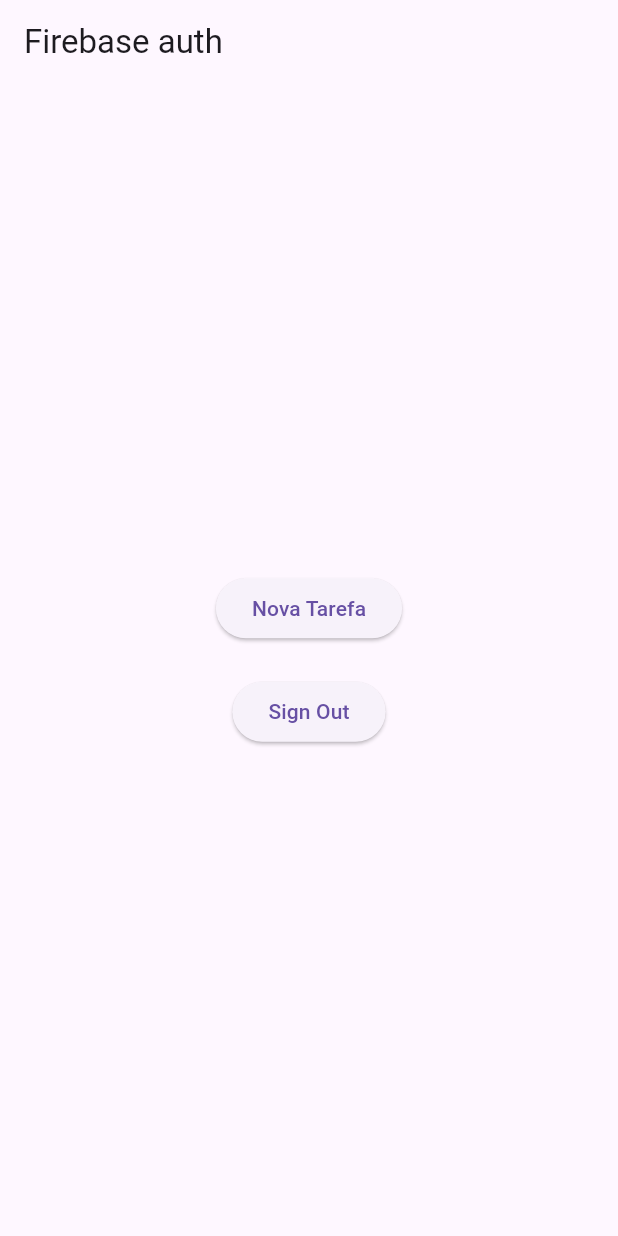
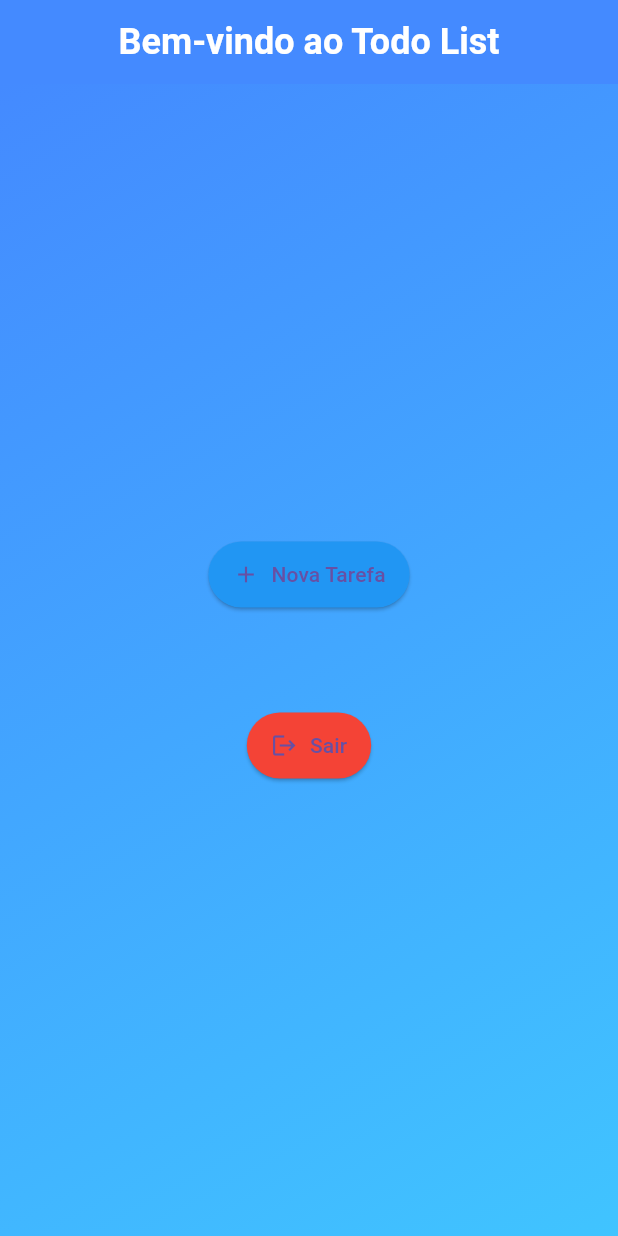
Before and after one commit to LucasCastilho7/todo-list-app, a Flutter app: the screen it shows once a user with an empty profile is signed in, on a phone screen of 412 x 824 dp. Run offline on Flutter 3.47's test engine with Material 3 defaults, Android fonts, the phone set to English and light mode, and no system bars; our stand-ins replace firebase_auth, firebase_core; accounts and stored records are empty.

Commit message:
mensagem commmit

```diff
--- a/analysis_options.yaml
+++ b/analysis_options.yaml
@@ -1 +1,5 @@
 include: package:flutter_lints/flutter.yaml
+analyzer:
+  errors:
+    unused_import: ignore
+    prefer_const_literals_to_create_immutables: ignore
--- a/lib/pages/home_page.dart
+++ b/lib/pages/home_page.dart
@@ -6,36 +6,59 @@ import 'package:todo_list_app/pages/tarefas/registro_tarefas.dart';
 class HomePage extends StatelessWidget {
   HomePage({super.key});
 
-  final User? user = Auth().currentUser;
+  final User? user = Auth().currentUser ;
 
   Future<void> signOut() async {
     await Auth().signOut();
   }
 
   Widget _title() {
-    return const Text('Firebase auth');
+    return const Text(
+      'Bem-vindo ao Todo List',
+      style: TextStyle(
+        fontSize: 24,
+        fontWeight: FontWeight.bold,
+        color: Colors.white,
+      ),
+    );
   }
 
   Widget _userUid() {
-    return Text(user?.email ?? 'User email');
+    return Text(
+      user?.email ?? 'User  email',
+      style: const TextStyle(
+        fontSize: 18,
+        color: Colors.white70,
+      ),
+    );
   }
 
   Widget _signOutButton() {
-    return ElevatedButton(
+    return ElevatedButton.icon(
       onPressed: signOut,
-      child: const Text('Sign Out'),
+      icon: const Icon(Icons.logout),
+      label: const Text('Sair'),
+      style: ElevatedButton.styleFrom(
+        backgroundColor: Colors.red,
+        padding: const EdgeInsets.symmetric(horizontal: 16, vertical: 12),
+      ),
     );
   }
 
   Widget _newTaskButton(BuildContext context) {
-    return ElevatedButton(
+    return ElevatedButton.icon(
       onPressed: () {
         Navigator.push(
           context,
           MaterialPageRoute(builder: (context) => const NewTaskScreen()),
         );
       },
-      child: const Text('Nova Tarefa'),
+      icon: const Icon(Icons.add),
+      label: const Text('Nova Tarefa'),
+      style: ElevatedButton.styleFrom(
+        backgroundColor: Colors.blue, // Cor do botão
+        padding: const EdgeInsets.symmetric(horizontal: 16, vertical: 12),
+      ),
     );
   }
 
@@ -44,17 +67,28 @@ class HomePage extends StatelessWidget {
     return Scaffold(
       appBar: AppBar(
         title: _title(),
+        centerTitle: true, // Centraliza o título
+        backgroundColor: Colors.blueAccent, // Cor do AppBar
       ),
       body: Container(
         height: double.infinity,
         width: double.infinity,
         padding: const EdgeInsets.all(20),
+        decoration: const BoxDecoration(
+          gradient: LinearGradient(
+            colors: [Colors.blueAccent, Colors.lightBlueAccent],
+            begin: Alignment.topLeft,
+            end: Alignment.bottomRight,
+          ),
+        ),
         child: Column(
           crossAxisAlignment: CrossAxisAlignment.center,
           mainAxisAlignment: MainAxisAlignment.center,
           children: <Widget>[
             _newTaskButton(context),
+            const SizedBox(height: 20), // espaçamento entre os botões
             _userUid(),
+            const SizedBox(height: 20), // espaçamento entre o texto e o botão de sair
             _signOutButton(),
           ],
         ),
```
Also changed, not shown: pubspec.lock.
